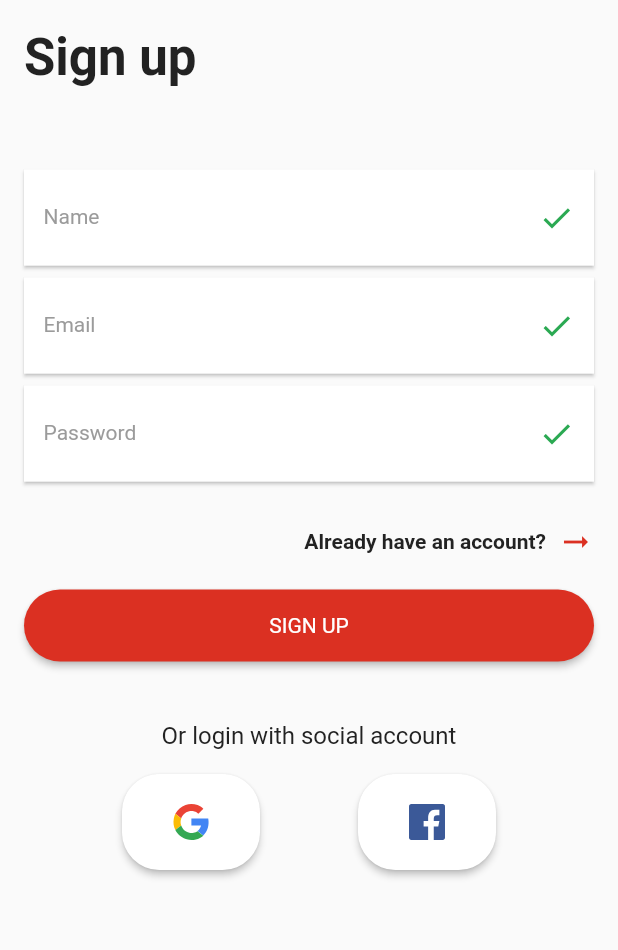
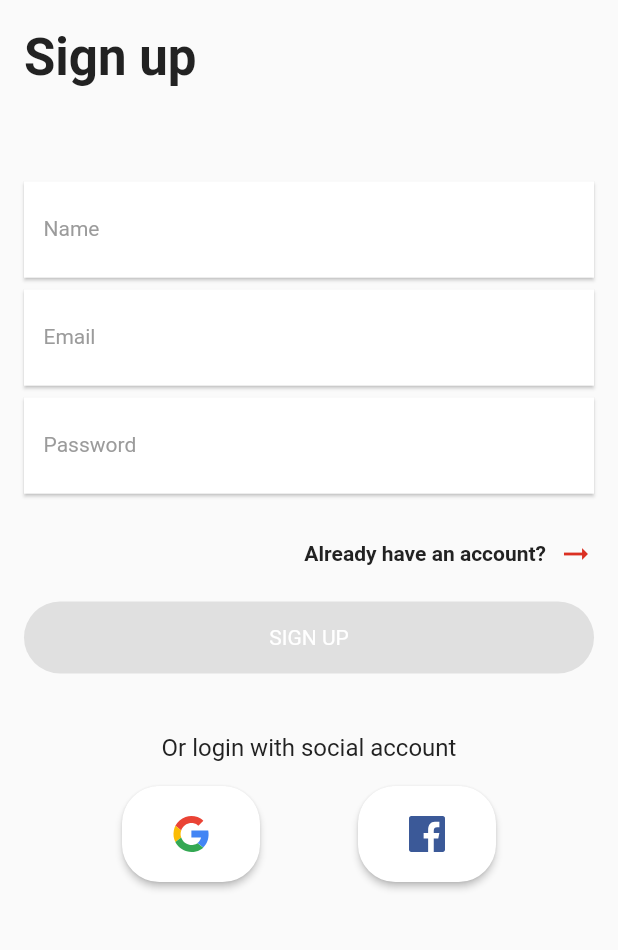
Before and after one commit to burahankrmz/ECommerce, a Flutter app: the screen it shows after launch, on a phone screen of 412 x 824 dp, the part 84-1034 px from its top. Run offline on Flutter 3.47's test engine with Material 2 defaults, Android fonts, the phone set to English and light mode, and no system bars; our stand-ins replace animate_do, cloud_firestore, connectivity, dartz, easy_localization, firebase_auth and 8 more; accounts and stored records are empty; Roboto replaces fonts that are missing (Metropolis).

Commit message:
integrated signup viewmodel to view

```diff
--- a/lib/app/di.dart
+++ b/lib/app/di.dart
@@ -1,4 +1,5 @@
 import 'package:cloud_firestore/cloud_firestore.dart';
+import 'package:ecommerce/features/auth/signup/viewmodel/signup_viewmodel.dart';
 import '../core/init/network/data_source/remote_data_source.dart';
 import '../core/init/network/networkinfo/network_info.dart';
 import '../core/init/network/repository/repository.dart';
@@ -42,11 +43,13 @@ Future<void> initAppModule() async {
   //? repository instance
   instance.registerLazySingleton<Repository>(
       () => RepositoryImpl(instance(), instance(), instance()));
-
-  //? registerusecase
-  instance
-      .registerLazySingleton<SingUpUseCase>(() => SingUpUseCase(instance()));
-
   //? loginusecase
   instance.registerLazySingleton<LoginUseCase>(() => LoginUseCase(instance()));
 }
+
+initSignUpModule() {
+  if(!GetIt.I.isRegistered<SignUpUseCase>()) {
+    instance.registerFactory<SignUpUseCase>(() => SignUpUseCase(instance()));
+  instance.registerFactory<SignUpViewModel>(() => SignUpViewModel(instance()));
+  }
+}
--- a/lib/core/init/routes/routes_manager.dart
+++ b/lib/core/init/routes/routes_manager.dart
@@ -1,3 +1,5 @@
+import 'package:ecommerce/app/di.dart';
+import 'package:ecommerce/features/home/view/homepage.dart';
 import 'package:flutter/material.dart';
 import 'package:page_transition/page_transition.dart';
 
@@ -10,6 +12,7 @@ class Routes {
   static const String loginRoute = "/login";
   static const String signUpRoute = "/signUp";
   static const String forgotPasswordRoute = "/forgotPassword";
+  static const String homeRoute = "/homeRoute";
 }
 
 class RouteGenerator {
@@ -18,11 +21,16 @@ class RouteGenerator {
       case Routes.loginRoute:
         return MaterialPageRoute(builder: (_) => const LoginView());
       case Routes.signUpRoute:
+        initSignUpModule();
         return PageTransition(
             child: const SignUpView(), type: PageTransitionType.rightToLeft);
       case Routes.forgotPasswordRoute:
         return PageTransition(
-            child: const ForgotPasswordView(), type: PageTransitionType.bottomToTop);
+            child: const ForgotPasswordView(),
+            type: PageTransitionType.bottomToTop);
+      case Routes.homeRoute:
+        return PageTransition(
+            child: const HomePage(), type: PageTransitionType.fade);
       default:
         return undefinedRoute();
     }
--- a/lib/core/widget/auth_elevated_button.dart
+++ b/lib/core/widget/auth_elevated_button.dart
@@ -2,7 +2,7 @@ import '../init/color/color_manager.dart';
 import '../init/styles/styles_manager.dart';
 import 'package:flutter/material.dart';
 
-typedef FutureCallBack = Future<void> Function();
+typedef FutureCallBack = void Function()?;
 
 class AuthElevatedButton extends StatefulWidget {
   const AuthElevatedButton(
@@ -23,39 +23,19 @@ class AuthElevatedButton extends StatefulWidget {
 }
 
 class _AuthElevatedButtonState extends State<AuthElevatedButton> {
-  bool _isLoading = false;
-  void _changeLoading() {
-    setState(() {
-      _isLoading = !_isLoading;
-    });
-  }
-
-  Future<void> _completeProcess() async {
-    _changeLoading();
-    await widget.onPressed();
-    _changeLoading();
-  }
-
   @override
   Widget build(BuildContext context) {
-    return !_isLoading
-        ? ElevatedButton(
+    return ElevatedButton(
       style: ElevatedButton.styleFrom(
-              fixedSize: Size(widget.width?? 0, widget.height ?? 0),
+        fixedSize: Size(widget.width ?? 0, widget.height ?? 0),
       ),
-            onPressed: _isLoading ? null : _completeProcess,
+      onPressed: widget.onPressed,
       child: Text(
         widget.title,
         style: getRegularStyle(
           color: ColorManager.white,
         ),
       ),
-          )
-        : Center(
-            child: CircularProgressIndicator(
-              backgroundColor: ColorManager.primary,
-              color: ColorManager.white,
-            ),
     );
   }
 }
--- a/lib/features/auth/forgot_password/view/forgot_password_view.dart
+++ b/lib/features/auth/forgot_password/view/forgot_password_view.dart
@@ -41,6 +41,7 @@ class _ForgotPasswordViewState extends State<ForgotPasswordView> {
                   Padding(
                     padding: const CustomPadding.symmetricVerticalp16(),
                     child: CustomTextField(
+                      visibility: _emailEditingController.text.isNotEmpty,
                       controller: _emailEditingController,
                       error: true,
                       label: AppStrings.email.tr(),
--- a/lib/features/auth/signup/services/signup_usecase.dart
+++ b/lib/features/auth/signup/services/signup_usecase.dart
@@ -5,9 +5,9 @@ import '../../../../core/init/network/usecases/base_usecase.dart';
 import 'signup_request.dart';
 import 'package:firebase_auth/firebase_auth.dart';
 
-class SingUpUseCase implements BaseUsecase<SingUpUsecaseInput, UserCredential> {
+class SignUpUseCase implements BaseUsecase<SignUpUseCaseInput, UserCredential> {
   final Repository _repository;
-  SingUpUseCase(this._repository);
+  SignUpUseCase(this._repository);
   @override
   Future<Either<Failure, UserCredential>> execute(input) async {
     return await _repository
@@ -15,9 +15,9 @@ class SingUpUseCase implements BaseUsecase<SingUpUsecaseInput, UserCredential> {
   }
 }
 
-class SingUpUsecaseInput {
+class SignUpUseCaseInput {
   String name;
   String email;
   String password;
-  SingUpUsecaseInput(this.name, this.email, this.password);
+  SignUpUseCaseInput(this.name, this.email, this.password);
 }
--- a/lib/features/auth/signup/view/signup_view.dart
+++ b/lib/features/auth/signup/view/signup_view.dart
@@ -1,12 +1,14 @@
 import 'package:animate_do/animate_do.dart';
 import 'package:easy_localization/easy_localization.dart';
+import 'package:ecommerce/core/widget/auth_elevated_button.dart';
+import 'package:ecommerce/features/auth/signup/viewmodel/signup_viewmodel.dart';
+import 'package:ecommerce/features/state/state_renderer.impl.dart';
+import 'package:flutter/scheduler.dart';
 import '../../../../core/constants/fonts/fonts_manager.dart';
 import '../../../../core/constants/strings/strings_manager.dart';
 import '../../../../core/constants/values/app_sizes.dart';
 import '../../../../core/init/routes/routes_manager.dart';
 import '../../../../core/init/styles/styles_manager.dart';
-import '../../../../core/widget/auth_elevated_button.dart';
-import '../services/signup_usecase.dart';
 import '../../../../product/widgets/buttons/facebook_button.dart';
 import '../../../../product/widgets/buttons/google_button.dart';
 import '../../../../product/widgets/inputs/normal_input_field.dart';
@@ -28,22 +30,62 @@ class SignUpView extends StatefulWidget {
 class _SignUpViewState extends State<SignUpView> {
   final GlobalKey _formkey = GlobalKey<FormState>();
   final AppPrefences _appPrefences = instance<AppPrefences>();
-  final SingUpUseCase _singUpUseCase = instance<SingUpUseCase>();
+  final SignUpViewModel _viewModel = instance<SignUpViewModel>();
+
   final TextEditingController _nameEditingController = TextEditingController();
   final TextEditingController _emailEditingController = TextEditingController();
   final TextEditingController _passwordEditingController =
       TextEditingController();
+
+  _bind() {
+    _viewModel.init();
+    _nameEditingController.addListener(() {
+      _viewModel.setName(_nameEditingController.text);
+    });
+    _emailEditingController.addListener(() {
+      _viewModel.setEmail(_emailEditingController.text);
+    });
+    _passwordEditingController.addListener(() {
+      _viewModel.setPassword(_passwordEditingController.text);
+    });
+    _viewModel.isUserLoggedInSuccessfullyStreamController.stream
+        .listen((isSuccessLoggedIn) {
+      _appPrefences.isUserLoggedIn();
+      SchedulerBinding.instance?.addPostFrameCallback((_) {
+        Navigator.of(context).pushReplacementNamed(Routes.homeRoute);
+      });
+    });
+  }
+
+  @override
+  void initState() {
+    _bind();
+    super.initState();
+  }
 
   @override
   void dispose() {
     _nameEditingController.dispose();
     _emailEditingController.dispose();
     _passwordEditingController.dispose();
+    _viewModel.dispose();
     super.dispose();
   }
 
   @override
   Widget build(BuildContext context) {
+    return StreamBuilder<FlowState>(
+        stream: _viewModel.outputState,
+        builder: (context, snapshot) {
+          return snapshot.data?.getScreenWidget(context, _buildContentWidget(),
+                  () {
+                _viewModel.signUp();
+              }) ??
+              _buildContentWidget();
+        });
+  }
+
+  Widget _buildContentWidget() {
     return Scaffold(
       appBar: _buildAppBar(),
       body: SafeArea(
@@ -59,29 +101,48 @@ class _SignUpViewState extends State<SignUpView> {
                   const SizedBox(
                     height: AppSize.s55,
                   ),
-                  CustomTextField(
+                  Padding(
+                    padding: const CustomPadding.onlyTopP8(),
+                    child: StreamBuilder<String?>(
+                        stream: _viewModel.outputName,
+                        builder: (context, snapshot) {
+                          return CustomTextField(
+                            visibility: _nameEditingController.text.isNotEmpty,
                             controller: _nameEditingController,
-                    error: false,
+                            error: snapshot.hasData,
                             label: AppStrings.name.tr(),
                             labelError: AppStrings.name.tr(),
+                          );
+                        }),
                   ),
                   Padding(
                     padding: const CustomPadding.onlyTopP8(),
-                    child: CustomTextField(
+                    child: StreamBuilder<String?>(
+                        stream: _viewModel.outputEmail,
+                        builder: (context, snapshot) {
+                          return CustomTextField(
+                            visibility: _emailEditingController.text.isNotEmpty,
                             controller: _emailEditingController,
-                      error: false,
+                            error: snapshot.hasData,
                             label: AppStrings.email.tr(),
                             labelError: AppStrings.emailValid.tr(),
-                    ),
+                          );
+                        }),
                   ),
                   Padding(
                     padding: const CustomPadding.onlyTopP8BottomP16(),
-                    child: CustomTextField(
+                    child: StreamBuilder<String?>(
+                        stream: _viewModel.outputPassword,
+                        builder: (context, snapshot) {
+                          return CustomTextField(
+                            visibility:
+                                _passwordEditingController.text.isNotEmpty,
                             controller: _passwordEditingController,
-                      error: false,
+                            error: snapshot.hasData,
                             label: AppStrings.password.tr(),
                             labelError: AppStrings.password.tr(),
-                    ),
+                          );
+                        }),
                   ),
                   _buildAlreadyHaveAnAccountTextBtn(),
                   _buildSignUpBtn(),
@@ -125,9 +186,6 @@ class _SignUpViewState extends State<SignUpView> {
           children: [
             TextButton(
               onPressed: () {
-                _emailEditingController.clear();
-                _passwordEditingController.clear();
-                _nameEditingController.clear();
                 Navigator.pushNamed(context, Routes.loginRoute);
               },
               child: Text(
@@ -168,25 +226,19 @@ class _SignUpViewState extends State<SignUpView> {
     return FadeInLeft(
       child: Padding(
         padding: const CustomPadding.symmetricVerticalp8(),
-        child: AuthElevatedButton(
+        child: StreamBuilder<bool>(
+            stream: _viewModel.outputIsAllValid,
+            builder: (context, snapshot) {
+              return AuthElevatedButton(
                   width: double.maxFinite,
                   height: AppSize.s48,
                   title: AppStrings.signupBtn.tr(),
-          onPressed: () async {
-            debugPrint(_emailEditingController.text);
-            (await _singUpUseCase.execute(SingUpUsecaseInput(
-                    _nameEditingController.text,
-                    _emailEditingController.text,
-                    _passwordEditingController.text)))
-                .fold(
-                    (failure) => {debugPrint(failure.message)},
-                    (data) => {
-                          debugPrint(data.user!.uid),
-                          _emailEditingController.clear(),
-                          _passwordEditingController.clear()
-                        });
-          },
-        ),
+                  onPressed: (snapshot.data ?? false)
+                      ? () {
+                          _viewModel.signUp();
+                        }
+                      : null);
+            }),
       ),
     );
   }
--- a/lib/product/widgets/inputs/normal_input_field.dart
+++ b/lib/product/widgets/inputs/normal_input_field.dart
@@ -10,12 +10,15 @@ class CustomTextField extends StatelessWidget {
   final String label;
   final String labelError;
   final TextEditingController controller;
+  final bool visibility;
 
   const CustomTextField({
     Key? key,
     required this.error,
     required this.label,
-    required this.labelError, required this.controller,
+    required this.labelError,
+    required this.controller,
+    required this.visibility,
   }) : super(key: key);
 
   @override
@@ -45,11 +48,23 @@ class CustomTextField extends StatelessWidget {
                       label,
                     ),
                     border: InputBorder.none,
-                    suffixIcon: Icon(
-                      Icons.check,
-                      color: ColorManager.success,
-                      size: AppSize.s24,
-                    ),
+                    suffixIcon: !error
+                        ? Visibility(
+                            visible: visibility,
+                            child: Icon(
+                              Icons.check,
+                              color: ColorManager.success,
+                              size: AppSize.s24,
+                            ),
+                          )
+                        : Visibility(
+                            visible: visibility,
+                            child: Icon(
+                              Icons.error,
+                              color: ColorManager.error,
+                              size: AppSize.s24,
+                            ),
+                          ),
                   ),
                 ),
               ),
```
Also changed, not shown: lib/features/auth/login/view/login_view.dart (+12 -9 lines), lib/features/auth/signup/viewmodel/signup_viewmodel.dart (+45 -22 lines). Lines whose indentation alone changed are shown as unchanged.
